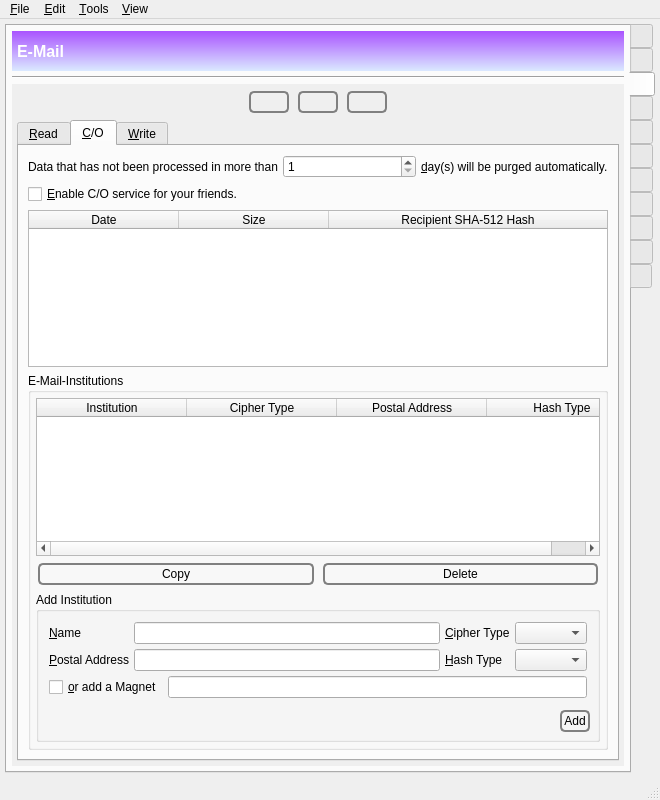
Before: the Qt Designer form branches/trunk/GoldBug-UI/spot-on-controlcenter.ui in textbrowser/spot-on, drawn with Qt 5.
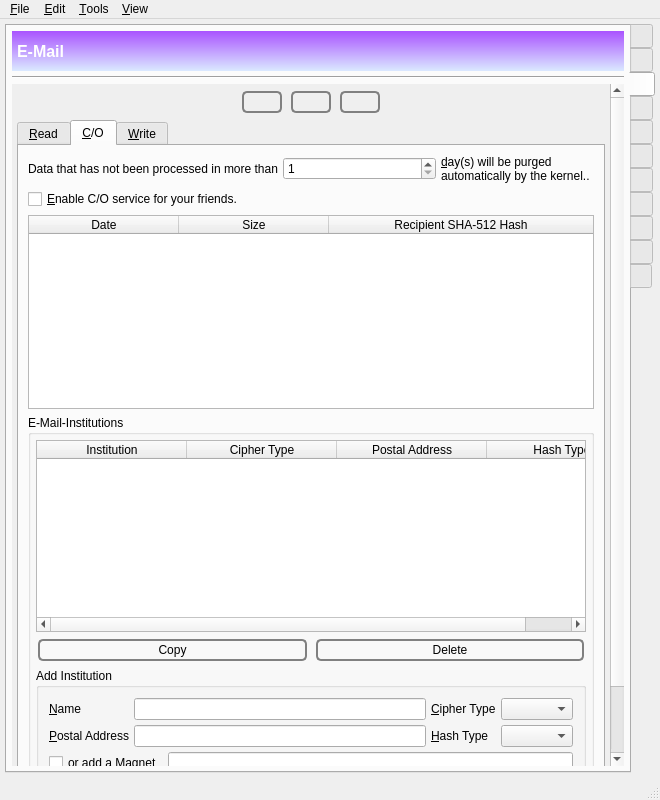
After: the same form once the commit is applied. The open tabs and pages were chosen to show the change. Icons and pictures are not drawn. Custom widgets are drawn as their Qt base class.

Commit message: GB and RSS. New RSS timeline filter. Repaint progress dialogs.

```diff
--- a/branches/trunk/GoldBug-UI/spot-on-controlcenter.ui
+++ b/branches/trunk/GoldBug-UI/spot-on-controlcenter.ui
@@ -1234,8 +1234,8 @@
             <rect>
              <x>0</x>
              <y>0</y>
-             <width>559</width>
-             <height>637</height>
+             <width>570</width>
+             <height>674</height>
             </rect>
            </property>
            <layout class="QVBoxLayout" name="verticalLayout_55">
@@ -1818,7 +1818,10 @@
                   <item>
                    <widget class="QLabel" name="label_28">
                     <property name="text">
-                     <string>&amp;day(s) will be purged automatically.</string>
+                     <string>&amp;day(s) will be purged automatically by the kernel..</string>
+                    </property>
+                    <property name="wordWrap">
+                     <bool>true</bool>
                     </property>
                     <property name="buddy">
                      <cstring>days</cstring>
```
Left out of the diff: 32 changed lines with no effect on the pictures. The commit also changes 5 other files.
